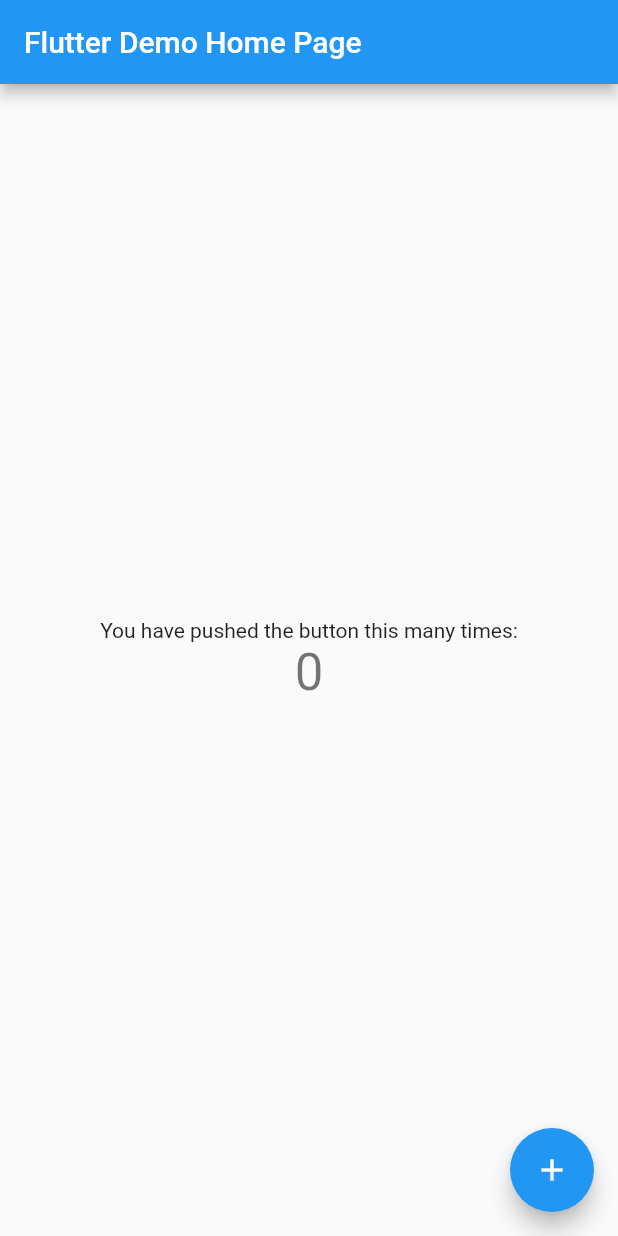
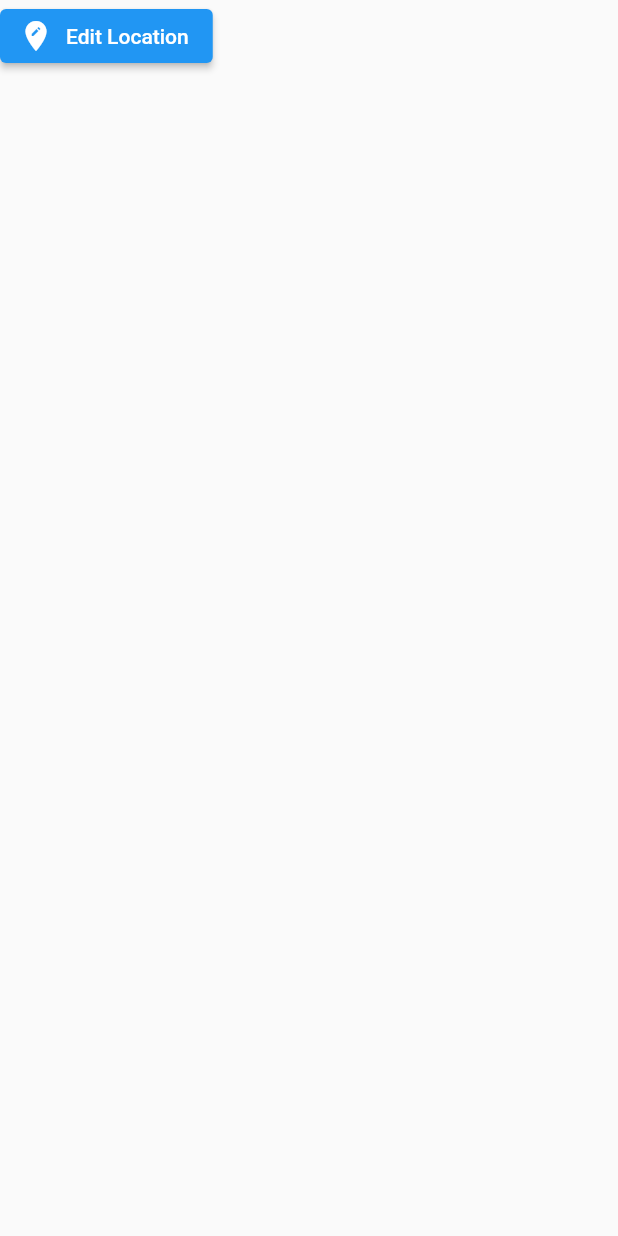
Before and after one commit to 0xajinkya/world_time_app, a Flutter app: the screen it shows after launch, on a phone screen of 412 x 824 dp. Run offline on Flutter 3.47's test engine with Material 2 defaults, Android fonts, the phone set to English and light mode, and no system bars.

Commit message:
Cool Amendments

```diff
--- a/lib/main.dart
+++ b/lib/main.dart
@@ -1,115 +1,13 @@
 import 'package:flutter/material.dart';
+import 'package:world_time_app/pages/home.dart';
+import 'package:world_time_app/pages/loading.dart';
+import 'package:world_time_app/pages/choose_location.dart';
 
-void main() {
-  runApp(const MyApp());
-}
-
-class MyApp extends StatelessWidget {
-  const MyApp({super.key});
-
-  // This widget is the root of your application.
-  @override
-  Widget build(BuildContext context) {
-    return MaterialApp(
-      title: 'Flutter Demo',
-      theme: ThemeData(
-        // This is the theme of your application.
-        //
-        // Try running your application with "flutter run". You'll see the
-        // application has a blue toolbar. Then, without quitting the app, try
-        // changing the primarySwatch below to Colors.green and then invoke
-        // "hot reload" (press "r" in the console where you ran "flutter run",
-        // or simply save your changes to "hot reload" in a Flutter IDE).
-        // Notice that the counter didn't reset back to zero; the application
-        // is not restarted.
-        primarySwatch: Colors.blue,
-      ),
-      home: const MyHomePage(title: 'Flutter Demo Home Page'),
-    );
-  }
-}
-
-class MyHomePage extends StatefulWidget {
-  const MyHomePage({super.key, required this.title});
-
-  // This widget is the home page of your application. It is stateful, meaning
-  // that it has a State object (defined below) that contains fields that affect
-  // how it looks.
-
-  // This class is the configuration for the state. It holds the values (in this
-  // case the title) provided by the parent (in this case the App widget) and
-  // used by the build method of the State. Fields in a Widget subclass are
-  // always marked "final".
-
-  final String title;
-
-  @override
-  State<MyHomePage> createState() => _MyHomePageState();
-}
-
-class _MyHomePageState extends State<MyHomePage> {
-  int _counter = 0;
-
-  void _incrementCounter() {
-    setState(() {
-      // This call to setState tells the Flutter framework that something has
-      // changed in this State, which causes it to rerun the build method below
-      // so that the display can reflect the updated values. If we changed
-      // _counter without calling setState(), then the build method would not be
-      // called again, and so nothing would appear to happen.
-      _counter++;
-    });
-  }
-
-  @override
-  Widget build(BuildContext context) {
-    // This method is rerun every time setState is called, for instance as done
-    // by the _incrementCounter method above.
-    //
-    // The Flutter framework has been optimized to make rerunning build methods
-    // fast, so that you can just rebuild anything that needs updating rather
-    // than having to individually change instances of widgets.
-    return Scaffold(
-      appBar: AppBar(
-        // Here we take the value from the MyHomePage object that was created by
-        // the App.build method, and use it to set our appbar title.
-        title: Text(widget.title),
-      ),
-      body: Center(
-        // Center is a layout widget. It takes a single child and positions it
-        // in the middle of the parent.
-        child: Column(
-          // Column is also a layout widget. It takes a list of children and
-          // arranges them vertically. By default, it sizes itself to fit its
-          // children horizontally, and tries to be as tall as its parent.
-          //
-          // Invoke "debug painting" (press "p" in the console, choose the
-          // "Toggle Debug Paint" action from the Flutter Inspector in Android
-          // Studio, or the "Toggle Debug Paint" command in Visual Studio Code)
-          // to see the wireframe for each widget.
-          //
-          // Column has various properties to control how it sizes itself and
-          // how it positions its children. Here we use mainAxisAlignment to
-          // center the children vertically; the main axis here is the vertical
-          // axis because Columns are vertical (the cross axis would be
-          // horizontal).
-          mainAxisAlignment: MainAxisAlignment.center,
-          children: <Widget>[
-            const Text(
-              'You have pushed the button this many times:',
-            ),
-            Text(
-              '$_counter',
-              style: Theme.of(context).textTheme.headline4,
-            ),
-          ],
-        ),
-      ),
-      floatingActionButton: FloatingActionButton(
-        onPressed: _incrementCounter,
-        tooltip: 'Increment',
-        child: const Icon(Icons.add),
-      ), // This trailing comma makes auto-formatting nicer for build methods.
-    );
-  }
-}
+void main() => runApp(MaterialApp(
+  initialRoute: '/home',
+  routes: {
+    '/home': (context) => Home(),
+    '/': (context) => Loading(),
+    '/choose': (context) => ChooseLocation(),
+  },
+));
--- /dev/null
+++ b/lib/pages/home.dart
@@ -0,0 +1,29 @@
+import 'package:flutter/material.dart';
+
+class Home extends StatefulWidget {
+  const Home({Key? key}) : super(key: key);
+
+  @override
+  State<Home> createState() => _HomeState();
+}
+
+class _HomeState extends State<Home> {
+  @override
+  Widget build(BuildContext context) {
+    return Scaffold(
+      body: SafeArea(
+          child: Column(
+            children: <Widget>[
+              ElevatedButton.icon(
+                  onPressed: (){
+                    Navigator.pushNamed(context, '/choose');
+                  },
+                  icon: Icon(Icons.edit_location),
+                label: Text('Edit Location'),
+              )
+            ],
+          )
+      ),
+    );
+  }
+}
```
Also changed, not shown: lib/pages/choose_location.dart (added, +24 -0 lines), lib/pages/loading.dart (added, +18 -0 lines).
